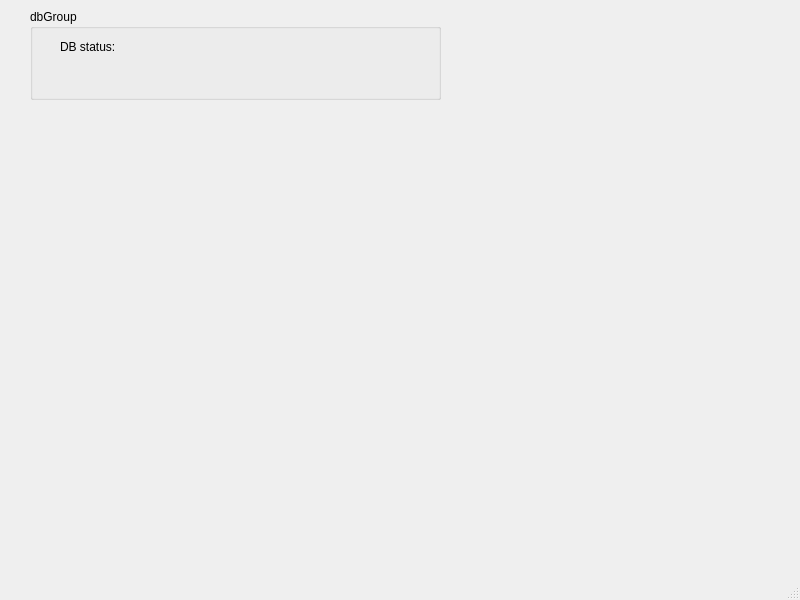
Before: the Qt Designer form UI/MainWindow.ui in xeyos/RM-Kaepora, drawn with Qt 5.
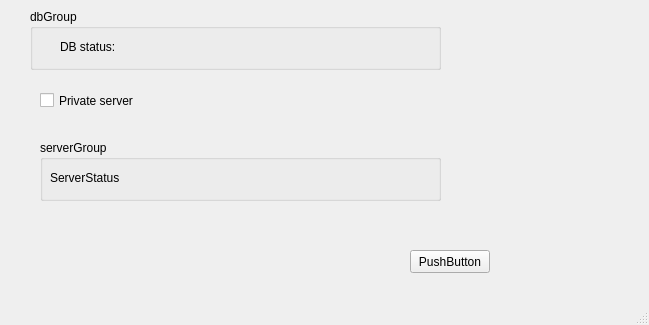
After: the same form once the commit is applied.

The edit to the form file:
```diff
--- a/UI/MainWindow.ui
+++ b/UI/MainWindow.ui
@@ -6,8 +6,8 @@
    <rect>
     <x>0</x>
     <y>0</y>
-    <width>800</width>
-    <height>600</height>
+    <width>649</width>
+    <height>325</height>
    </rect>
   </property>
   <property name="windowTitle">
@@ -20,7 +20,7 @@
       <x>30</x>
       <y>9</y>
       <width>411</width>
-      <height>91</height>
+      <height>61</height>
      </rect>
     </property>
     <property name="title">
@@ -53,6 +53,58 @@
      </property>
     </widget>
    </widget>
+   <widget class="QCheckBox" name="checkBox">
+    <property name="geometry">
+     <rect>
+      <x>40</x>
+      <y>90</y>
+      <width>191</width>
+      <height>21</height>
+     </rect>
+    </property>
+    <property name="text">
+     <string>Private server</string>
+    </property>
+   </widget>
+   <widget class="QGroupBox" name="groupBox">
+    <property name="geometry">
+     <rect>
+      <x>40</x>
+      <y>140</y>
+      <width>401</width>
+      <height>61</height>
+     </rect>
+    </property>
+    <property name="title">
+     <string>serverGroup</string>
+    </property>
+    <widget class="QLabel" name="lblServerStatus">
+     <property name="geometry">
+      <rect>
+       <x>10</x>
+       <y>30</y>
+       <width>371</width>
+       <height>16</height>
+      </rect>
+     </property>
+     <property name="text">
+      <string>ServerStatus</string>
+     </property>
+    </widget>
+   </widget>
+   <widget class="QPushButton" name="pushButton">
+    <property name="geometry">
+     <rect>
+      <x>410</x>
+      <y>250</y>
+      <width>80</width>
+      <height>23</height>
+     </rect>
+    </property>
+    <property name="text">
+     <string>PushButton</string>
+    </property>
+   </widget>
   </widget>
   <widget class="QMenuBar" name="menubar">
    <property name="geometry">
```
Left out of the diff: 2 changed lines with no effect on the pictures.
